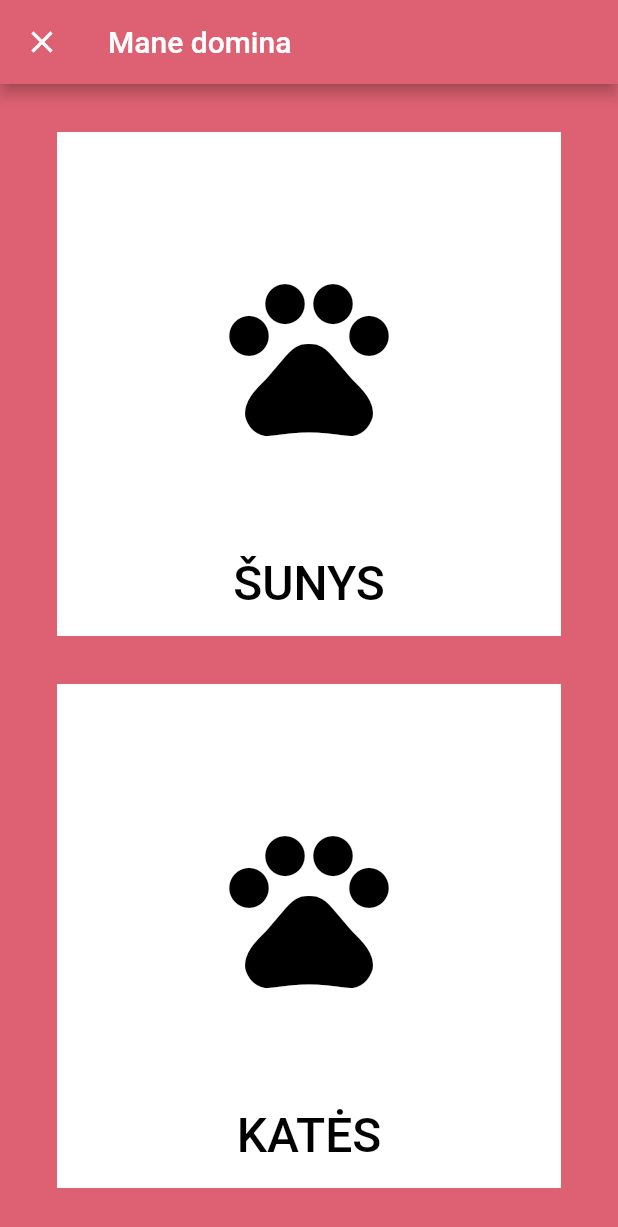
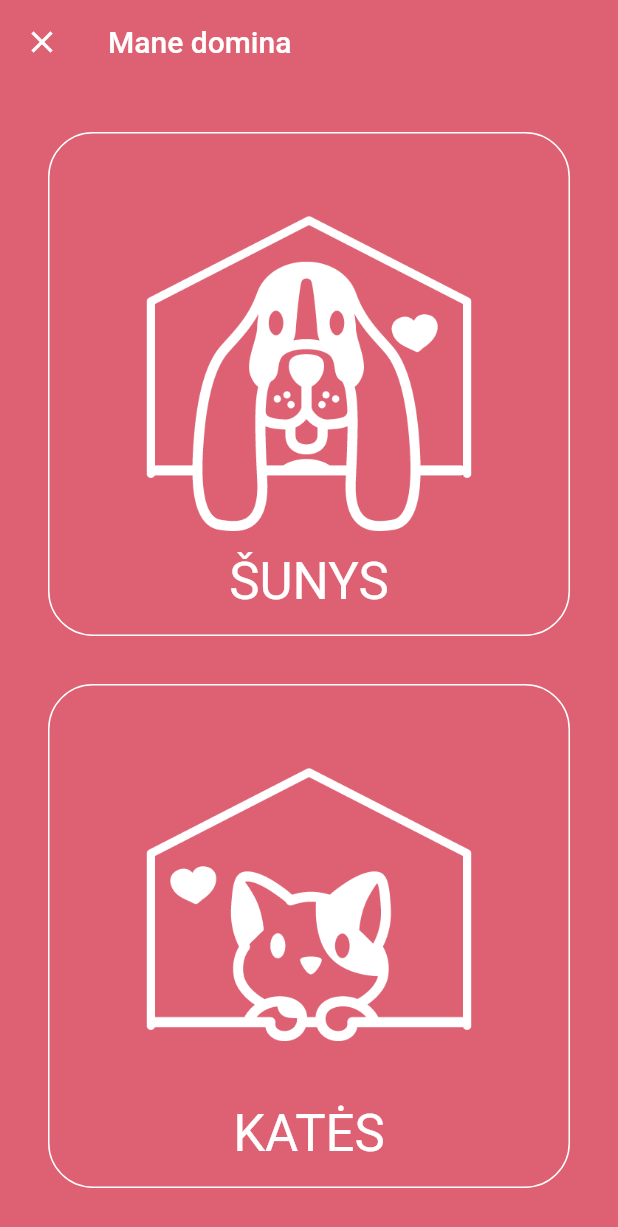
Before and after one commit to GotPet/getpet-mobile, a Flutter app: the PreferencesComponent screen opened by its route, on a phone screen of 412 x 824 dp. Shown: the top 1227 px of the screen. Run offline on Flutter 3.47's test engine with Material 2 defaults, Android fonts, the phone set to English and light mode, and no system bars; our stand-ins replace dio, equatable, firebase_analytics, firebase_auth, firebase_crashlytics, shared_preferences and 2 more; missing offline and left inert: dio_firebase_performance, firebase_ui, flutter_advanced_networkimage, streamqflite; accounts and stored records are empty; generated files the repository leaves out were written again.

Commit message:
Change button style
Signed-off-by: Karolis Vycius <k.vycius@gmail.com>

```diff
--- a/lib/components/preferences/preferences_component.dart
+++ b/lib/components/preferences/preferences_component.dart
@@ -1,5 +1,5 @@
-
 import 'package:flutter/material.dart';
+import 'package:flutter/widgets.dart';
 import 'package:getpet/localization/app_localization.dart';
 
 class PreferencesComponent extends StatelessWidget {
@@ -9,6 +9,8 @@ class PreferencesComponent extends StatelessWidget {
       appBar: AppBar(
         leading: CloseButton(),
         title: Text(AppLocalizations.of(context).iAmInterested),
+        backgroundColor: Colors.transparent,
+        elevation: 0,
       ),
       backgroundColor: Theme.of(context).primaryColor,
       body: Container(
@@ -21,10 +23,12 @@ class PreferencesComponent extends StatelessWidget {
                 Expanded(
                     child: _PetTypeSelectionButton(
                   title: AppLocalizations.of(context).dogs,
+                  assetName: "assets/dog.png",
                 )),
                 Expanded(
                     child: _PetTypeSelectionButton(
                   title: AppLocalizations.of(context).cats,
+                  assetName: "assets/cat.png",
                 )),
               ],
             ),
@@ -37,37 +41,56 @@ class PreferencesComponent extends StatelessWidget {
 
 class _PetTypeSelectionButton extends StatelessWidget {
   final String title;
+  final String assetName;
 
   const _PetTypeSelectionButton({
     Key key,
     @required this.title,
+    @required this.assetName,
   })  : assert(title != null),
+        assert(assetName != null),
         super(key: key);
 
   @override
   Widget build(BuildContext context) {
     return Padding(
       padding: const EdgeInsets.all(16.0),
+      child: SizedBox(
+        width: double.infinity,
+        child: new Container(
+          decoration: BoxDecoration(
+            borderRadius: new BorderRadius.circular(30.0),
+            border: Border.all(color: Colors.white, width: 1.0),
+            color: Colors.transparent,
+          ),
           child: Material(
-        color: Colors.white,
+            color: Colors.transparent,
+            borderRadius: new BorderRadius.circular(30.0),
             child: AspectRatio(
               aspectRatio: 1,
-          child: FlatButton(
+              child: MaterialButton(
                 onPressed: () => {},
+                highlightColor: Colors.white30,
+                splashColor: Colors.white30,
                 child: Padding(
                   padding: const EdgeInsets.all(16.0),
                   child: Column(
                     mainAxisAlignment: MainAxisAlignment.center,
                     children: <Widget>[
                       Expanded(
-                    child: Icon(Icons.pets, size: 128, color: Colors.black),
+                        child: Padding(
+                          padding: const EdgeInsets.all(8.0),
+                          child: Image.asset(
+                            this.assetName,
+                            fit: BoxFit.contain,
+                          ),
+                        ),
                       ),
                       // icon
                       Text(
                         this.title.toUpperCase(),
-                    style: TextStyle(
-                      fontSize: 32,
-                      color: Colors.black,
+                        style: Theme.of(context).textTheme.headline4.copyWith(
+                              color: Colors.white,
                             ),
                       ),
                       // text
@@ -77,6 +100,8 @@ class _PetTypeSelectionButton extends StatelessWidget {
               ),
             ),
           ),
+        ),
+      ),
     );
   }
 }
--- a/pubspec.yaml
+++ b/pubspec.yaml
@@ -74,6 +74,10 @@ flutter:
   assets:
     - assets/ic_home.png
     - assets/no_pets.png
+    - assets/cat.png
+    - assets/cat2.png
+    - assets/dog.png
+    - assets/dog2.png
     - assets/two_logos.png
     - assets/anonymous_avatar.jpg
     - assets/get_pet_logo.png
```
Also changed, not shown: assets/cat.png (added), assets/cat2.png (added), assets/dog.png (added), assets/dog2.png (added). Lines whose indentation alone changed are shown as unchanged.
